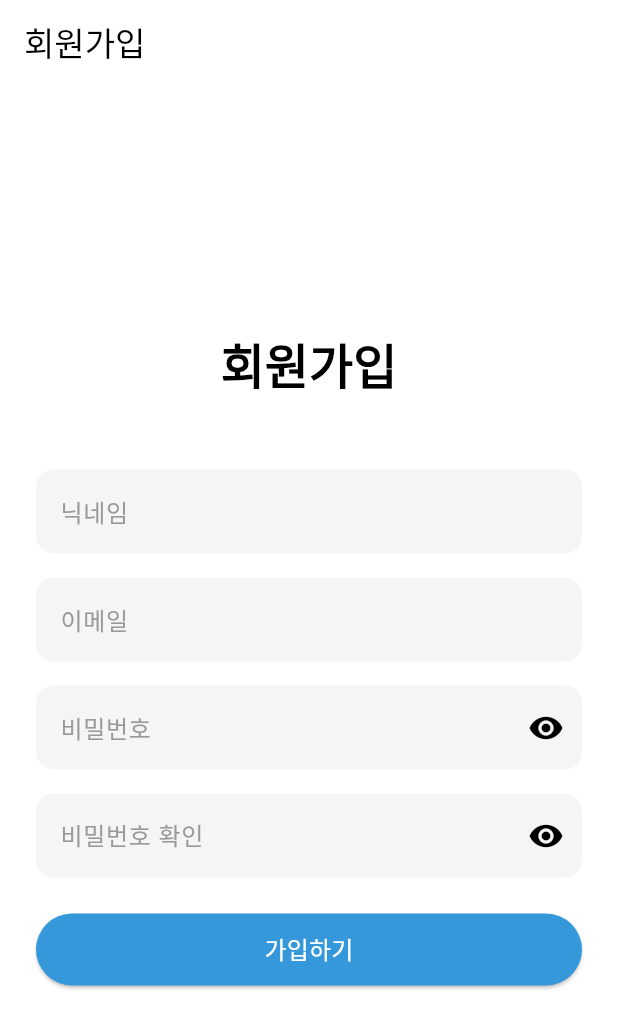
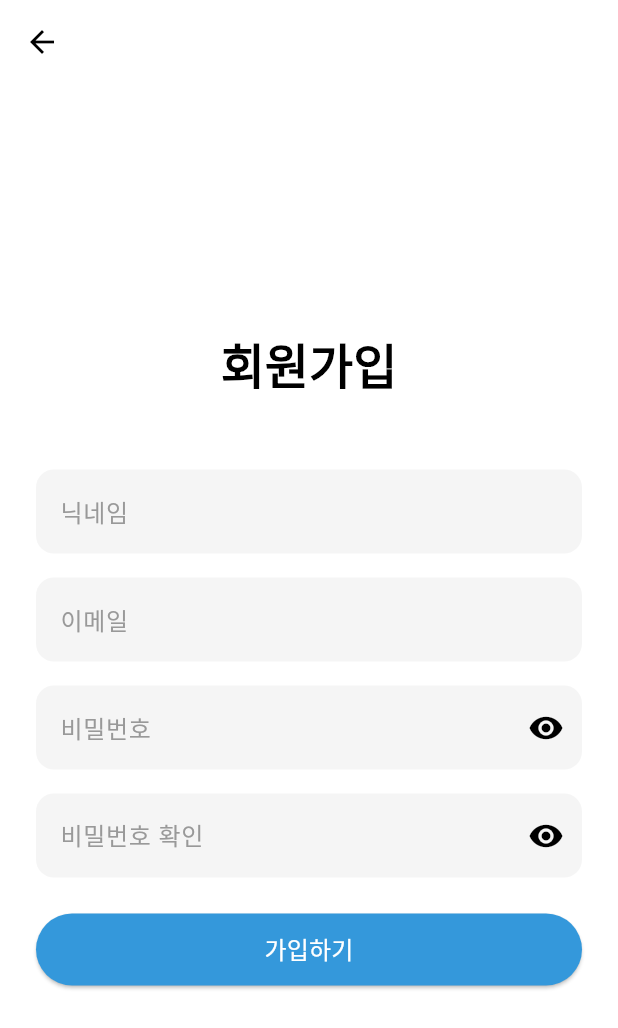
Before and after one commit to CSID-DGU/2024-02-CSC4004-3-1-FirstTeam, a Flutter app: the screen it shows after launch, after a tap on "회원가입", on a phone screen of 412 x 824 dp. Shown: the top 1028 px of the screen. Run offline on Flutter 3.47's test engine with Material 3 defaults, Android fonts, the phone set to English and light mode, and no system bars; our stand-ins replace cloud_firestore, firebase_auth, firebase_core; missing offline and left inert: omni_datetime_picker; accounts and stored records are empty; network calls fail.

Commit message:
fix: appbar 버그 수정

```diff
--- a/schedscope/lib/pages/login_page.dart
+++ b/schedscope/lib/pages/login_page.dart
@@ -128,7 +128,7 @@ class _LoginPageState extends State<LoginPage> {
               OutlinedButton(
                 key: const Key('signup_button'),
                 onPressed: () {
-                  Navigator.pushReplacementNamed(context, '/signup');
+                  Navigator.pushNamed(context, '/signup');
                 },
                 style: OutlinedButton.styleFrom(
                   minimumSize: const Size(double.infinity, 48),
--- a/schedscope/lib/pages/signup_page.dart
+++ b/schedscope/lib/pages/signup_page.dart
@@ -105,7 +105,7 @@ class _SignupPageState extends State<SignupPage> {
   Widget build(BuildContext context) {
     return Scaffold(
       appBar: AppBar(
-        title: const Text('회원가입'),
+        title: const Text(''),
       ),
       body: Center(
         child: Padding(
```
